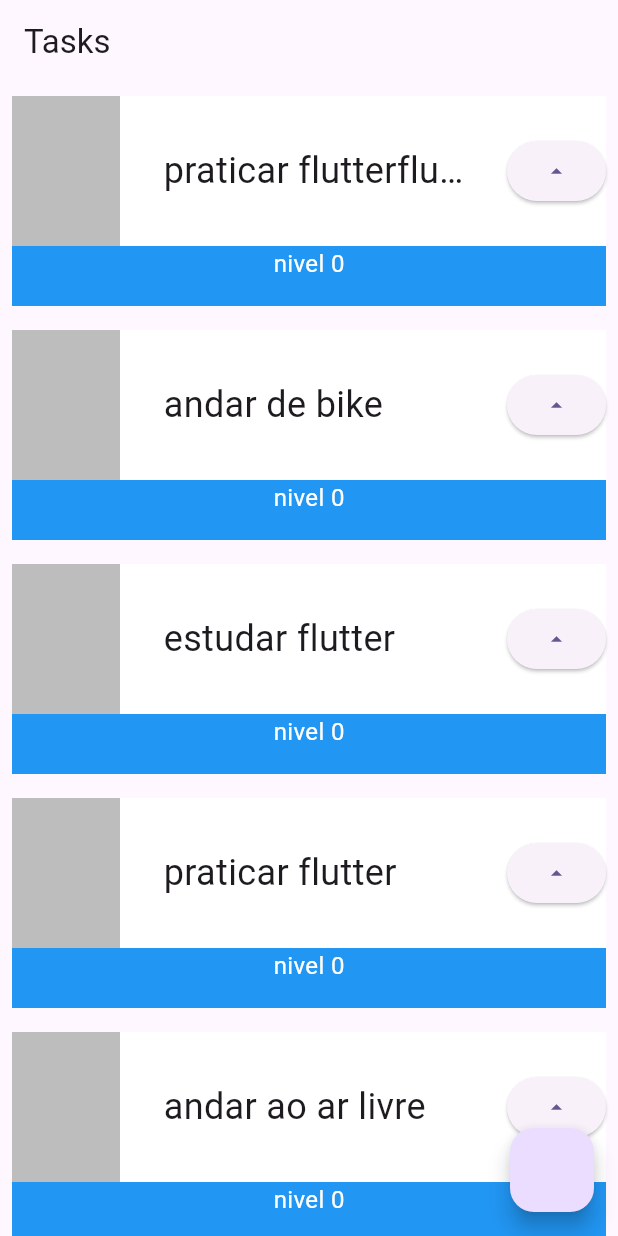
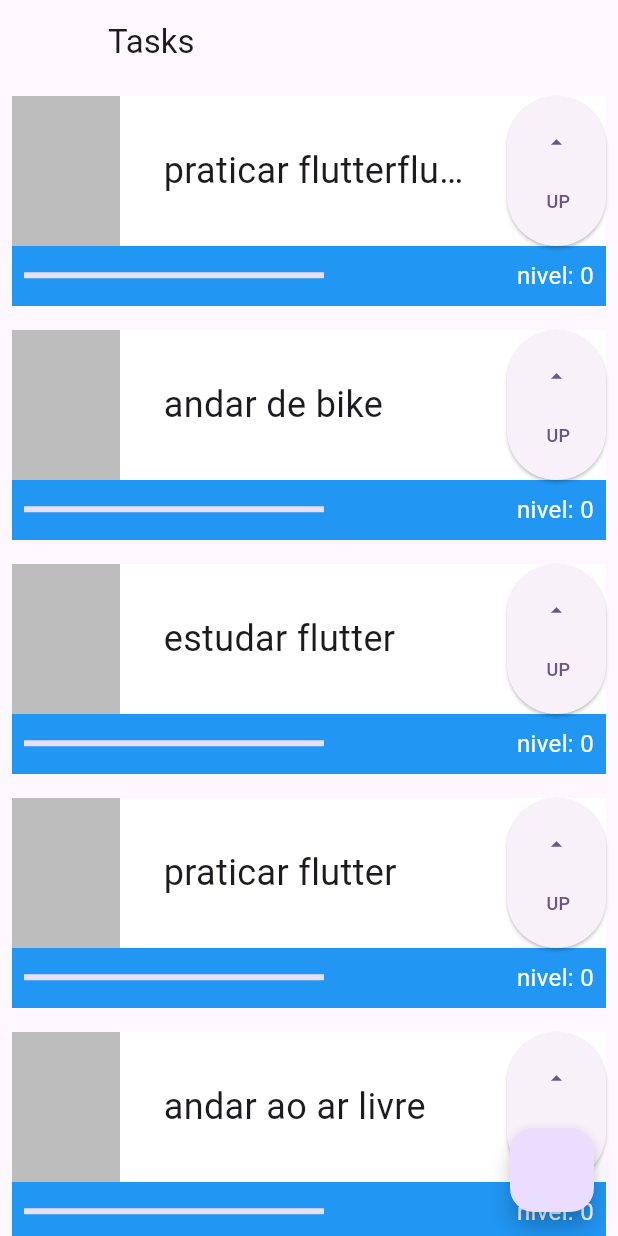
Before and after one commit to Matheus-pxl/task, a Flutter app: the screen it shows after launch, on a phone screen of 412 x 824 dp. Run offline on Flutter 3.47's test engine with Material 3 defaults, Android fonts, the phone set to English and light mode, and no system bars.

```diff
--- a/lib/main.dart
+++ b/lib/main.dart
@@ -17,9 +17,11 @@ class MyApp extends StatelessWidget {
         ),
         home: Scaffold(
           appBar: AppBar(
+            leading: Container(),
             title: const Text('Tasks'),
           ),
-          body: ListView(          //listView faz o papel de scrollar
+          body: ListView(
+            //listView faz o papel de scrollar
             // scrollDirection: Axis.horizontal,
             children: [
               Task('praticar flutterflutterflutterflutter'),
@@ -37,9 +39,18 @@ class MyApp extends StatelessWidget {
         ));
   }
 }
-class Task extends StatelessWidget {
+
+class Task extends StatefulWidget {
   final String nome;
-  const Task(this.nome,{super.key});
+
+  const Task(this.nome, {super.key});
+
+  @override
+  State<Task> createState() => _TaskState();
+}
+
+class _TaskState extends State<Task> {
+  int nivel = 0;
 
   @override
   Widget build(BuildContext context) {
@@ -65,13 +76,52 @@ class Task extends StatelessWidget {
                         width: 72,
                         height: 100,
                       ),
-                      Container(width:200, child: Text(nome,style: TextStyle(fontSize: 24,overflow: TextOverflow.ellipsis),)),
-                      ElevatedButton(
-                          onPressed: () {}, child: Icon(Icons.arrow_drop_up))
+                      Container(
+                          width: 200,
+                          child: Text(
+                            widget.nome,
+                            style: TextStyle(
+                                fontSize: 24, overflow: TextOverflow.ellipsis),
+                          )),
+                      Container(
+                        child: ElevatedButton(
+                            onPressed: () {
+                              setState(() {
+                                nivel++;
+                              });
+                              print(nivel);
+                            },
+                            child: Column(
+                              mainAxisAlignment: MainAxisAlignment.spaceEvenly,
+                              crossAxisAlignment: CrossAxisAlignment.end,
+                              children: [
+                                Icon(Icons.arrow_drop_up),
+                                Text('UP', style: TextStyle(fontSize: 12),)
+                              ],
+                            )),
+                      )
                     ],
                   ),
                 ),
-                Text('nivel 0',style: TextStyle(color: Colors.white,fontSize: 16),)
+                Row(
+                  mainAxisAlignment: MainAxisAlignment.spaceBetween,
+                  children: [
+                    Padding(
+                      padding: const EdgeInsets.all(8.0),
+                      child: Container(
+                        child: LinearProgressIndicator(color: Colors.white,value: nivel/10,),
+                        width: 200,
+                      ),
+                    ),
+                    Padding(
+                      padding: const EdgeInsets.all(8.0),
+                      child: Text(
+                        'nivel: $nivel',
+                        style: TextStyle(color: Colors.white, fontSize: 16),
+                      ),
+                    ),
+                  ],
+                ),
               ],
             )
           ],
```
